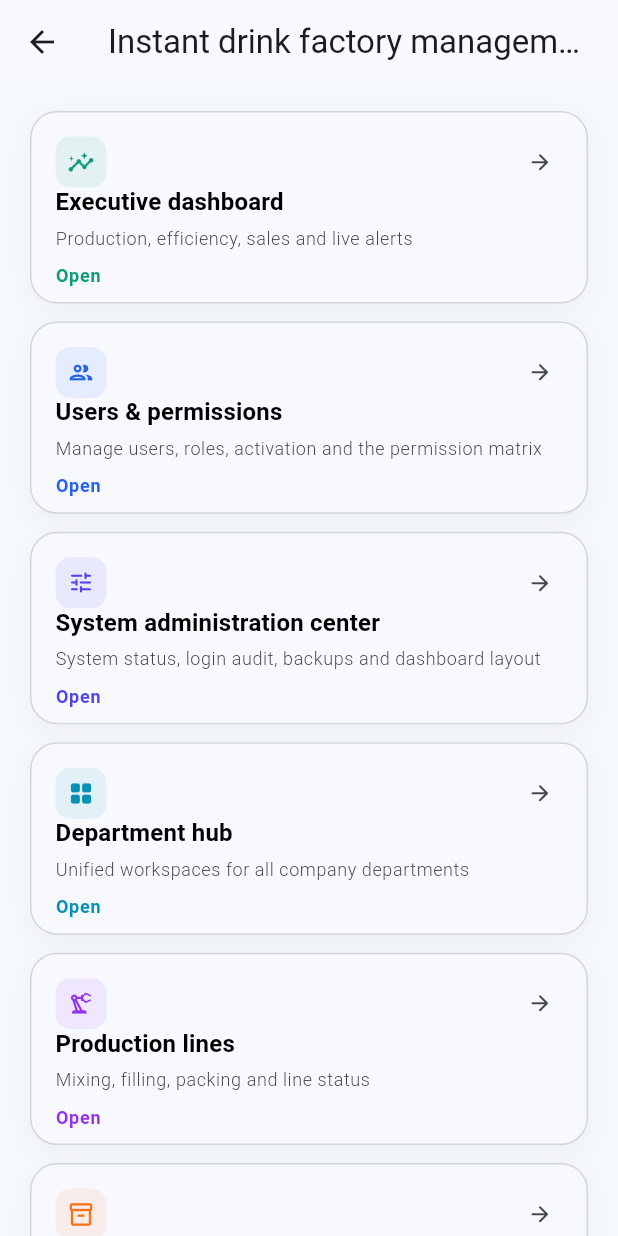
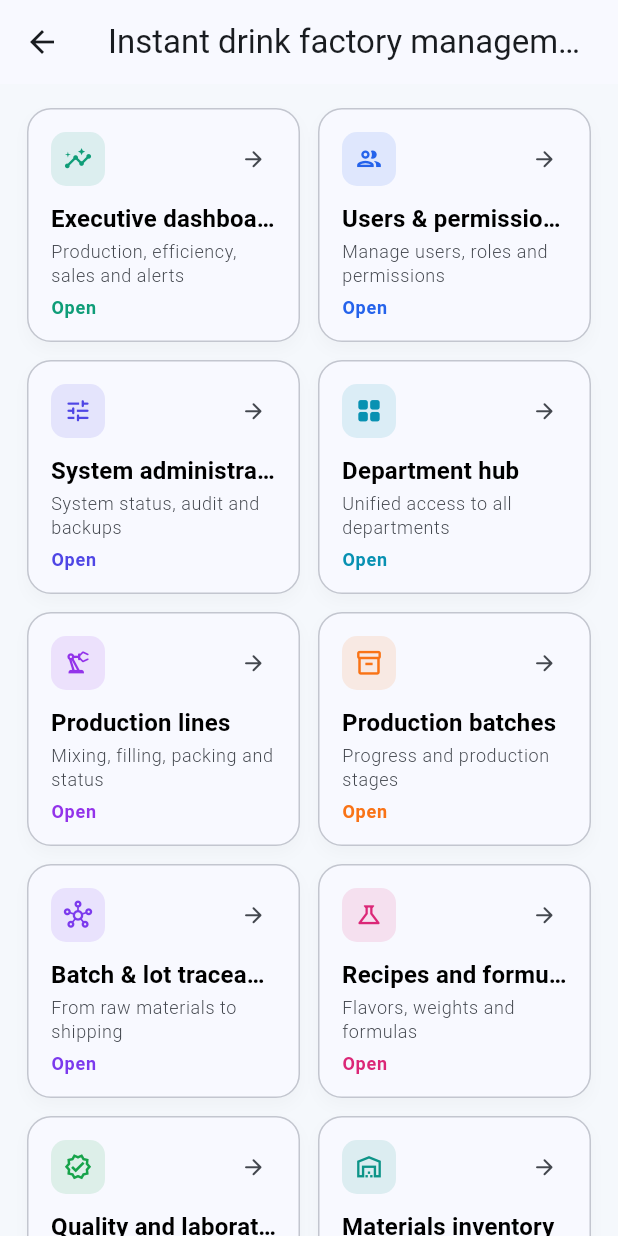
Before and after one commit to mohammadsorim2-gif/eman-experience, a Flutter app: the InstantDrinkFactoryHub screen opened directly with empty values, on a phone screen of 412 x 824 dp. Run offline on Flutter 3.47's test engine with Material 3 defaults, Android fonts, the phone set to English and light mode, and no system bars; our stand-ins replace cloud_firestore, firebase_auth, firebase_core, shared_preferences; accounts and stored records are empty; Roboto replaces fonts that are missing (NotoSans).

Commit message:
Compact factory module grid and strengthen icon visibility

```diff
--- a/lib/screens/factory/instant_drink_factory_hub.dart
+++ b/lib/screens/factory/instant_drink_factory_hub.dart
@@ -28,45 +28,50 @@ class InstantDrinkFactoryHub extends StatelessWidget {
   @override
   Widget build(BuildContext context) {
     final modules = <_FactoryModule>[
-      _module(tx('لوحة المدير التنفيذي', 'Yönetici paneli', 'Executive dashboard'), tx('الإنتاج والكفاءة والمبيعات والتنبيهات المباشرة', 'Üretim, verimlilik, satış ve canlı uyarılar', 'Production, efficiency, sales and live alerts'), Icons.insights_outlined, const Color(0xFF0F9D78), () => ExecutiveFactoryDashboard(languageCode: languageCode)),
-      _module(tx('المستخدمون والصلاحيات', 'Kullanıcılar ve yetkiler', 'Users & permissions'), tx('إدارة المستخدمين والأدوار والتفعيل ومصفوفة الصلاحيات', 'Kullanıcıları, rolleri, durumu ve yetki matrisini yönetin', 'Manage users, roles, activation and the permission matrix'), Icons.group_outlined, const Color(0xFF2563EB), () => AccessControlScreen(languageCode: languageCode)),
-      _module(tx('مركز إدارة النظام', 'Sistem yönetim merkezi', 'System administration center'), tx('حالة النظام وسجل الدخول والنسخ الاحتياطية وتخصيص اللوحة', 'Sistem durumu, giriş kayıtları, yedekler ve panel düzeni', 'System status, login audit, backups and dashboard layout'), Icons.tune_rounded, const Color(0xFF4F46E5), () => AdminToolsHub(languageCode: languageCode)),
-      _module(tx('مركز الأقسام', 'Bölüm merkezi', 'Department hub'), tx('لوحات موحدة لكل أقسام الشركة', 'Tüm şirket bölümleri için birleşik paneller', 'Unified workspaces for all company departments'), Icons.grid_view_rounded, const Color(0xFF0891B2), () => DepartmentHubScreen(languageCode: languageCode)),
-      _module(tx('خطوط ومحطات الإنتاج', 'Üretim hatları', 'Production lines'), tx('الخلط والتعبئة والتغليف وحالة التشغيل', 'Karıştırma, dolum, paketleme ve hat durumu', 'Mixing, filling, packing and line status'), Icons.precision_manufacturing_outlined, const Color(0xFF9333EA), () => MachineFleetScreen(languageCode: languageCode)),
-      _module(tx('دفعات الإنتاج', 'Üretim partileri', 'Production batches'), tx('متابعة الدفعات ونسب الإنجاز ومراحل التشغيل', 'Partiler, ilerleme ve üretim aşamaları', 'Track batches, progress and production stages'), Icons.inventory_2_outlined, const Color(0xFFF97316), () => InstantDrinkBatchScreen(languageCode: languageCode)),
-      _module(tx('تتبع الدفعة واللوط', 'Parti ve lot izlenebilirliği', 'Batch & lot traceability'), tx('من المواد الخام حتى العميل والشحن', 'Hammaddeden müşteriye ve sevkiyata', 'From raw materials through customer and shipping'), Icons.hub_outlined, const Color(0xFF7C3AED), () => BatchTraceabilityScreen(languageCode: languageCode)),
-      _module(tx('الوصفات والتركيبات', 'Reçeteler', 'Recipes and formulas'), tx('إدارة النكهات والأوزان وتركيبة كل دفعة', 'Aroma, gramaj ve parti formülleri', 'Manage flavors, weights and batch formulas'), Icons.science_outlined, const Color(0xFFDB2777), () => InstantDrinkRecipeScreen(languageCode: languageCode)),
-      _module(tx('الجودة والمختبر', 'Kalite ve laboratuvar', 'Quality and laboratory'), tx('فحص الطعم واللون والوزن والإغلاق والذوبان', 'Tat, renk, ağırlık, sızdırmazlık ve çözünürlük', 'Taste, color, weight, seal and solubility checks'), Icons.verified_outlined, const Color(0xFF16A34A), () => InstantDrinkQualityScreen(languageCode: languageCode)),
-      _module(tx('مخزون المواد', 'Malzeme stoğu', 'Materials inventory'), tx('المواد الخام والنكهات ومواد التغليف والتنبيهات', 'Hammadde, aroma, ambalaj ve uyarılar', 'Raw materials, flavors, packaging and alerts'), Icons.warehouse_outlined, const Color(0xFF0D9488), () => InstantDrinkMaterialsScreen(languageCode: languageCode)),
-      _module(tx('مستودع الباركود', 'Barkod deposu', 'Barcode warehouse'), tx('الاستلام والصرف والجرد والشحن بالباركود وQR', 'Barkod ve QR ile giriş, çıkış, sayım ve sevkiyat', 'Receive, issue, count and ship with barcode and QR'), Icons.qr_code_scanner_rounded, const Color(0xFF0284C7), () => BarcodeWarehouseScreen(languageCode: languageCode)),
-      _module(tx('طلبات المبيعات', 'Satış siparişleri', 'Sales orders'), tx('ربط طلبات العملاء بالإنتاج والجاهزية', 'Siparişleri üretim ve hazırlıkla bağlayın', 'Connect customer orders to production and readiness'), Icons.receipt_long_outlined, const Color(0xFFEA580C), () => SalesOrdersScreen(languageCode: languageCode)),
-      _module(tx('المندوبون وخطوط السير', 'Satış temsilcileri ve rotalar', 'Sales representatives & routes'), tx('الأهداف والزيارات والتحصيل والمناطق والمسارات', 'Hedefler, ziyaretler, tahsilat ve rotalar', 'Targets, visits, collections, territories and routes'), Icons.route_outlined, const Color(0xFF059669), () => SalesRepresentativesScreen(languageCode: languageCode)),
-      _module(tx('المنتج النهائي والشحن', 'Bitmiş ürün ve sevkiyat', 'Finished goods and shipping'), tx('اللوطات والكراتين والطبليات والتحميل', 'Lotlar, koliler, paletler ve yükleme', 'Lots, cartons, pallets and loading'), Icons.local_shipping_outlined, const Color(0xFF2563EB), () => FinishedGoodsShippingScreen(languageCode: languageCode)),
-      _module(tx('الصيانة الوقائية', 'Önleyici bakım', 'Preventive maintenance'), tx('المهام والاستحقاقات والأولويات وحالة الإنجاز', 'Görevler, tarihler, öncelikler ve durum', 'Tasks, due dates, priorities and completion'), Icons.build_outlined, const Color(0xFF64748B), () => PreventiveMaintenanceScreen(languageCode: languageCode)),
-      _module(tx('التنبؤ بالطلب وخطة الإنتاج', 'Talep tahmini ve üretim planı', 'Demand forecast & production plan'), tx('توقع الطلب واقتراح الدفعات واحتياجات الشراء', 'Talep tahmini, parti ve satın alma önerileri', 'Forecast demand, suggest batches and purchasing needs'), Icons.auto_graph_rounded, const Color(0xFF7C3AED), () => DemandForecastScreen(languageCode: languageCode)),
+      _FactoryModule(tx('لوحة المدير التنفيذي', 'Yönetici paneli', 'Executive dashboard'), tx('الإنتاج والكفاءة والمبيعات والتنبيهات', 'Üretim, verimlilik, satış ve uyarılar', 'Production, efficiency, sales and alerts'), Icons.insights_outlined, const Color(0xFF0F9D78), () => ExecutiveFactoryDashboard(languageCode: languageCode)),
+      _FactoryModule(tx('المستخدمون والصلاحيات', 'Kullanıcılar ve yetkiler', 'Users & permissions'), tx('إدارة المستخدمين والأدوار والصلاحيات', 'Kullanıcıları, rolleri ve yetkileri yönetin', 'Manage users, roles and permissions'), Icons.group_outlined, const Color(0xFF2563EB), () => AccessControlScreen(languageCode: languageCode)),
+      _FactoryModule(tx('مركز إدارة النظام', 'Sistem yönetim merkezi', 'System administration'), tx('حالة النظام والسجلات والنسخ الاحتياطية', 'Sistem durumu, kayıtlar ve yedekler', 'System status, audit and backups'), Icons.tune_rounded, const Color(0xFF4F46E5), () => AdminToolsHub(languageCode: languageCode)),
+      _FactoryModule(tx('مركز الأقسام', 'Bölüm merkezi', 'Department hub'), tx('وصول موحد إلى جميع الأقسام', 'Tüm bölümlere birleşik erişim', 'Unified access to all departments'), Icons.grid_view_rounded, const Color(0xFF0891B2), () => DepartmentHubScreen(languageCode: languageCode)),
+      _FactoryModule(tx('خطوط ومحطات الإنتاج', 'Üretim hatları', 'Production lines'), tx('الخلط والتعبئة والتغليف وحالة التشغيل', 'Karıştırma, dolum ve paketleme', 'Mixing, filling, packing and status'), Icons.precision_manufacturing_outlined, const Color(0xFF9333EA), () => MachineFleetScreen(languageCode: languageCode)),
+      _FactoryModule(tx('دفعات الإنتاج', 'Üretim partileri', 'Production batches'), tx('متابعة نسب الإنجاز ومراحل التشغيل', 'İlerleme ve üretim aşamaları', 'Progress and production stages'), Icons.inventory_2_outlined, const Color(0xFFF97316), () => InstantDrinkBatchScreen(languageCode: languageCode)),
+      _FactoryModule(tx('تتبع الدفعة واللوط', 'Parti ve lot takibi', 'Batch & lot traceability'), tx('من المواد الخام حتى العميل والشحن', 'Hammaddeden müşteriye ve sevkiyata', 'From raw materials to shipping'), Icons.hub_outlined, const Color(0xFF7C3AED), () => BatchTraceabilityScreen(languageCode: languageCode)),
+      _FactoryModule(tx('الوصفات والتركيبات', 'Reçeteler', 'Recipes and formulas'), tx('النكهات والأوزان وتركيبة كل دفعة', 'Aroma, gramaj ve parti formülleri', 'Flavors, weights and formulas'), Icons.science_outlined, const Color(0xFFDB2777), () => InstantDrinkRecipeScreen(languageCode: languageCode)),
+      _FactoryModule(tx('الجودة والمختبر', 'Kalite ve laboratuvar', 'Quality and laboratory'), tx('فحص الطعم واللون والوزن والذوبان', 'Tat, renk, ağırlık ve çözünürlük', 'Taste, color, weight and solubility'), Icons.verified_outlined, const Color(0xFF16A34A), () => InstantDrinkQualityScreen(languageCode: languageCode)),
+      _FactoryModule(tx('مخزون المواد', 'Malzeme stoğu', 'Materials inventory'), tx('المواد الخام والتغليف والتنبيهات', 'Hammadde, ambalaj ve uyarılar', 'Raw materials, packaging and alerts'), Icons.warehouse_outlined, const Color(0xFF0D9488), () => InstantDrinkMaterialsScreen(languageCode: languageCode)),
+      _FactoryModule(tx('مستودع الباركود', 'Barkod deposu', 'Barcode warehouse'), tx('الاستلام والصرف والجرد والشحن', 'Giriş, çıkış, sayım ve sevkiyat', 'Receive, issue, count and ship'), Icons.qr_code_scanner_rounded, const Color(0xFF0284C7), () => BarcodeWarehouseScreen(languageCode: languageCode)),
+      _FactoryModule(tx('طلبات المبيعات', 'Satış siparişleri', 'Sales orders'), tx('ربط طلبات العملاء بالإنتاج والجاهزية', 'Siparişleri üretimle bağlayın', 'Connect orders to production'), Icons.receipt_long_outlined, const Color(0xFFEA580C), () => SalesOrdersScreen(languageCode: languageCode)),
+      _FactoryModule(tx('المندوبون وخطوط السير', 'Satış temsilcileri', 'Sales representatives'), tx('الأهداف والزيارات والتحصيل والمسارات', 'Hedefler, ziyaretler ve rotalar', 'Targets, visits and routes'), Icons.route_outlined, const Color(0xFF059669), () => SalesRepresentativesScreen(languageCode: languageCode)),
+      _FactoryModule(tx('المنتج النهائي والشحن', 'Bitmiş ürün ve sevkiyat', 'Finished goods & shipping'), tx('اللوطات والكراتين والطبليات والتحميل', 'Lotlar, koliler, paletler ve yükleme', 'Lots, cartons, pallets and loading'), Icons.local_shipping_outlined, const Color(0xFF2563EB), () => FinishedGoodsShippingScreen(languageCode: languageCode)),
+      _FactoryModule(tx('الصيانة الوقائية', 'Önleyici bakım', 'Preventive maintenance'), tx('المهام والاستحقاقات والأولويات', 'Görevler, tarihler ve öncelikler', 'Tasks, due dates and priorities'), Icons.build_outlined, const Color(0xFF64748B), () => PreventiveMaintenanceScreen(languageCode: languageCode)),
+      _FactoryModule(tx('التنبؤ بالطلب وخطة الإنتاج', 'Talep tahmini', 'Demand forecast'), tx('توقع الطلب واقتراح الدفعات والشراء', 'Talep, parti ve satın alma önerileri', 'Demand, batch and purchase suggestions'), Icons.auto_graph_rounded, const Color(0xFF7C3AED), () => DemandForecastScreen(languageCode: languageCode)),
     ];
 
     return Scaffold(
-      appBar: AppBar(title: Text(tx('نظام إدارة معمل العصير', 'İçecek fabrikası yönetimi', 'Instant drink factory management'))),
-      body: LayoutBuilder(
-        builder: (context, constraints) {
-          final columns = constraints.maxWidth >= 1350 ? 4 : constraints.maxWidth >= 920 ? 3 : constraints.maxWidth >= 620 ? 2 : 1;
-          return GridView.builder(
-            padding: const EdgeInsets.fromLTRB(20, 18, 20, 28),
-            gridDelegate: SliverGridDelegateWithFixedCrossAxisCount(crossAxisCount: columns, crossAxisSpacing: 12, mainAxisSpacing: 12, childAspectRatio: columns == 1 ? 2.9 : 1.75),
-            itemCount: modules.length,
-            itemBuilder: (context, index) => _ModuleCard(
-              item: modules[index],
-              openLabel: tx('فتح', 'Aç', 'Open'),
-              onTap: () => Navigator.of(context).push(MaterialPageRoute<void>(builder: (_) => modules[index].builder())),
+      appBar: AppBar(
+        title: Text(tx('نظام إدارة معمل العصير', 'İçecek fabrikası yönetimi', 'Instant drink factory management')),
+      ),
+      body: GridView.builder(
+        padding: const EdgeInsets.fromLTRB(18, 16, 18, 28),
+        gridDelegate: const SliverGridDelegateWithMaxCrossAxisExtent(
+          maxCrossAxisExtent: 360,
+          mainAxisExtent: 156,
+          crossAxisSpacing: 12,
+          mainAxisSpacing: 12,
+        ),
+        itemCount: modules.length,
+        itemBuilder: (context, index) {
+          final item = modules[index];
+          return _ModuleCard(
+            item: item,
+            openLabel: tx('فتح', 'Aç', 'Open'),
+            onTap: () => Navigator.of(context).push(
+              MaterialPageRoute<void>(builder: (_) => item.builder()),
             ),
           );
         },
       ),
     );
   }
-
-  _FactoryModule _module(String title, String subtitle, IconData icon, Color color, Widget Function() builder) => _FactoryModule(title: title, subtitle: subtitle, icon: icon, color: color, builder: builder);
 }
 
 class _ModuleCard extends StatefulWidget {
@@ -74,51 +79,107 @@ class _ModuleCard extends StatefulWidget {
   final _FactoryModule item;
   final String openLabel;
   final VoidCallback onTap;
+
   @override
   State<_ModuleCard> createState() => _ModuleCardState();
 }
 
 class _ModuleCardState extends State<_ModuleCard> {
-  bool _hovered = false;
+  bool hovered = false;
+
   @override
   Widget build(BuildContext context) {
     final item = widget.item;
-    final borderColor = _hovered ? item.color.withValues(alpha: .42) : Theme.of(context).colorScheme.outlineVariant.withValues(alpha: .7);
     return MouseRegion(
       cursor: SystemMouseCursors.click,
-      onEnter: (_) => setState(() => _hovered = true),
-      onExit: (_) => setState(() => _hovered = false),
+      onEnter: (_) => setState(() => hovered = true),
+      onExit: (_) => setState(() => hovered = false),
       child: AnimatedContainer(
-        duration: const Duration(milliseconds: 180),
-        curve: Curves.easeOutCubic,
-        transform: Matrix4.translationValues(0, _hovered ? -4 : 0, 0),
+        duration: const Duration(milliseconds: 170),
+        transform: Matrix4.translationValues(0, hovered ? -3 : 0, 0),
         decoration: BoxDecoration(
           color: Theme.of(context).colorScheme.surface,
-          borderRadius: BorderRadius.circular(18),
-          border: Border.all(color: borderColor),
-          boxShadow: [BoxShadow(color: Colors.black.withValues(alpha: _hovered ? .075 : .035), blurRadius: _hovered ? 22 : 12, offset: Offset(0, _hovered ? 10 : 5))],
+          borderRadius: BorderRadius.circular(16),
+          border: Border.all(
+            color: hovered
+                ? item.color.withValues(alpha: .38)
+                : Theme.of(context).colorScheme.outlineVariant,
+          ),
+          boxShadow: [
+            BoxShadow(
+              color: Colors.black.withValues(alpha: hovered ? .06 : .025),
+              blurRadius: hovered ? 16 : 8,
+              offset: const Offset(0, 5),
+            ),
+          ],
         ),
         child: Material(
           color: Colors.transparent,
-          borderRadius: BorderRadius.circular(18),
+          borderRadius: BorderRadius.circular(16),
           clipBehavior: Clip.antiAlias,
           child: InkWell(
             onTap: widget.onTap,
             child: Padding(
-              padding: const EdgeInsets.all(16),
-              child: Column(crossAxisAlignment: CrossAxisAlignment.start, children: [
-                Row(children: [
-                  AnimatedContainer(duration: const Duration(milliseconds: 180), width: 34, height: 34, decoration: BoxDecoration(color: item.color.withValues(alpha: _hovered ? .16 : .09), borderRadius: BorderRadius.circular(10)), child: Icon(item.icon, size: 18, color: item.color)),
-                  const Spacer(),
-                  AnimatedContainer(duration: const Duration(milliseconds: 180), width: 30, height: 30, decoration: BoxDecoration(color: _hovered ? item.color.withValues(alpha: .12) : Colors.transparent, borderRadius: BorderRadius.circular(9)), child: Icon(Icons.arrow_forward_rounded, size: 17, color: _hovered ? item.color : Theme.of(context).colorScheme.onSurfaceVariant)),
-                ]),
-                const Spacer(),
-                Text(item.title, maxLines: 1, overflow: TextOverflow.ellipsis, style: Theme.of(context).textTheme.titleMedium?.copyWith(fontWeight: FontWeight.w700)),
-                const SizedBox(height: 6),
-                Text(item.subtitle, maxLines: 2, overflow: TextOverflow.ellipsis, style: Theme.of(context).textTheme.bodySmall?.copyWith(color: Theme.of(context).colorScheme.onSurfaceVariant, height: 1.35)),
-                const SizedBox(height: 10),
-                Text(widget.openLabel, style: Theme.of(context).textTheme.labelMedium?.copyWith(color: item.color, fontWeight: FontWeight.w700)),
-              ]),
+              padding: const EdgeInsets.all(15),
+              child: Column(
+                crossAxisAlignment: CrossAxisAlignment.start,
+                children: [
+                  Row(
+                    children: [
+                      Container(
+                        width: 36,
+                        height: 36,
+                        decoration: BoxDecoration(
+                          color: item.color.withValues(alpha: .12),
+                          borderRadius: BorderRadius.circular(10),
+                        ),
+                        child: Icon(item.icon, size: 19, color: item.color),
+                      ),
+                      const Spacer(),
+                      AnimatedContainer(
+                        duration: const Duration(milliseconds: 170),
+                        width: 30,
+                        height: 30,
+                        decoration: BoxDecoration(
+                          color: hovered ? item.color.withValues(alpha: .11) : Colors.transparent,
+                          borderRadius: BorderRadius.circular(9),
+                        ),
+                        child: Icon(
+                          Icons.arrow_forward_rounded,
+                          size: 17,
+                          color: hovered ? item.color : Theme.of(context).colorScheme.onSurfaceVariant,
+                        ),
+                      ),
+                    ],
+                  ),
+                  const SizedBox(height: 12),
+                  Text(
+                    item.title,
+                    maxLines: 1,
+                    overflow: TextOverflow.ellipsis,
+                    style: Theme.of(context).textTheme.titleMedium?.copyWith(fontWeight: FontWeight.w700),
+                  ),
+                  const SizedBox(height: 4),
+                  Expanded(
+                    child: Text(
+                      item.subtitle,
+                      maxLines: 2,
+                      overflow: TextOverflow.ellipsis,
+                      style: Theme.of(context).textTheme.bodySmall?.copyWith(
+                            color: Theme.of(context).colorScheme.onSurfaceVariant,
+                            height: 1.35,
+                          ),
+                    ),
+                  ),
+                  Text(
+                    widget.openLabel,
+                    style: Theme.of(context).textTheme.labelMedium?.copyWith(
+                          color: item.color,
+                          fontWeight: FontWeight.w700,
+                        ),
+                  ),
+                ],
+              ),
             ),
           ),
         ),
@@ -128,7 +189,7 @@ class _ModuleCardState extends State<_ModuleCard> {
 }
 
 class _FactoryModule {
-  const _FactoryModule({required this.title, required this.subtitle, required this.icon, required this.color, required this.builder});
+  const _FactoryModule(this.title, this.subtitle, this.icon, this.color, this.builder);
   final String title;
   final String subtitle;
   final IconData icon;
```
